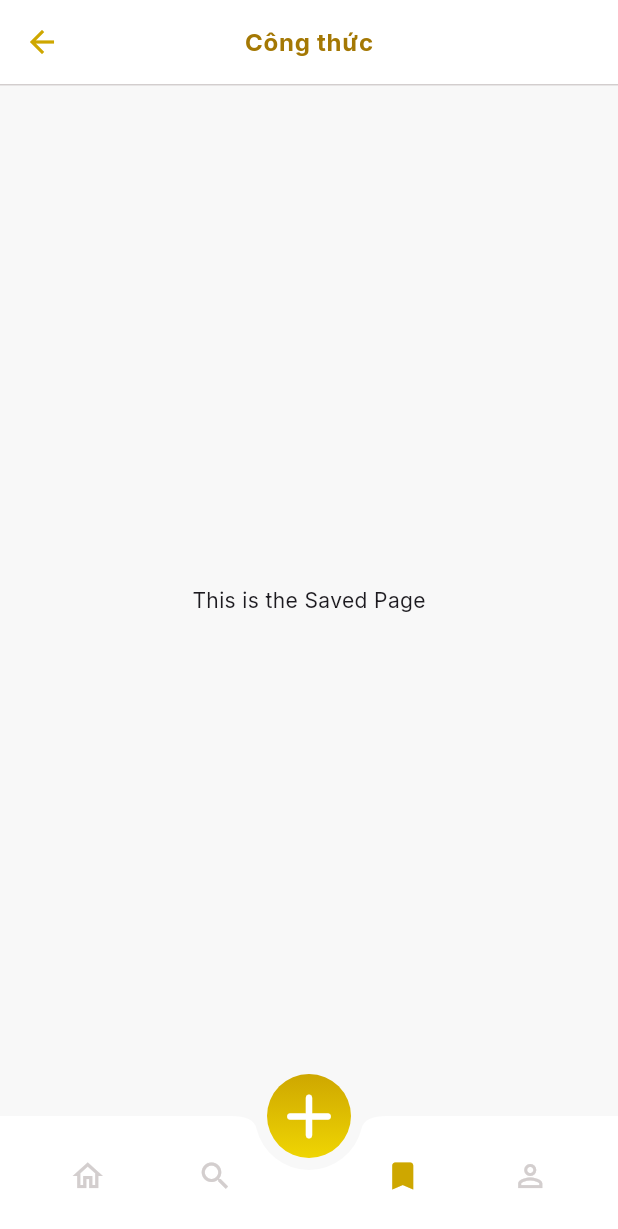
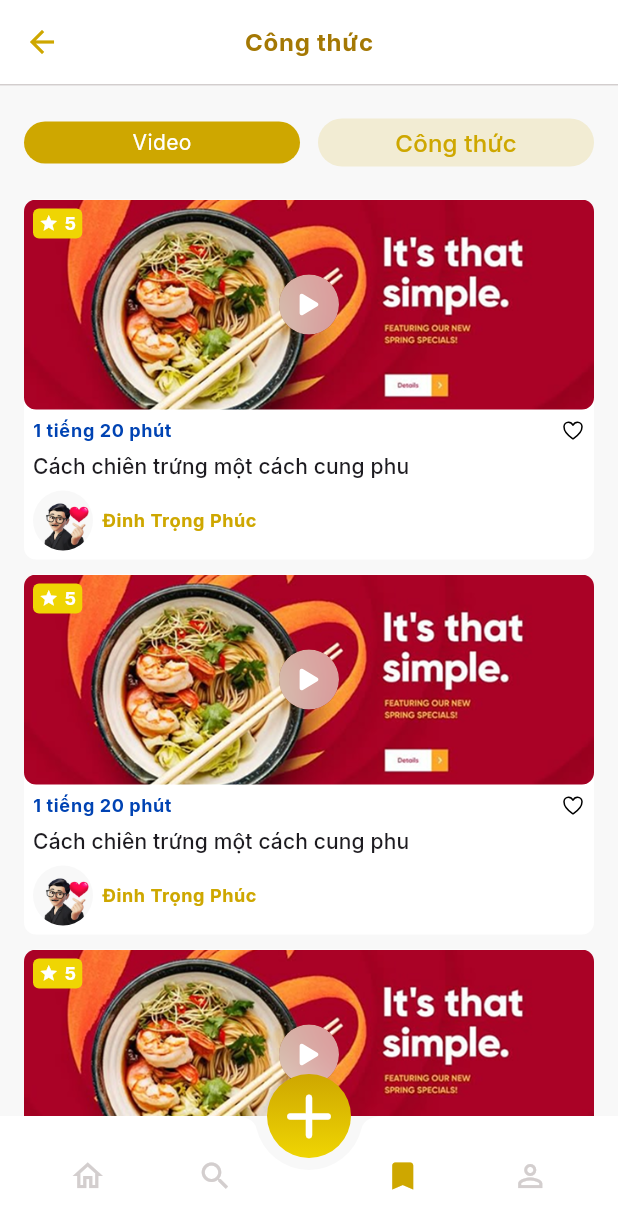
Before and after one commit to danhdelrey/recipe_app, a Flutter app: the SavedPage screen opened by its route, on a phone screen of 412 x 824 dp. Shown: the top 1229 px of the screen. Run offline on Flutter 3.47's test engine with Material 3 defaults, Android fonts, the phone set to English and light mode, and no system bars; our stand-ins replace get_it, go_router, google_fonts, injectable, ionicons.

Commit message:
Refactor LocalRecipeCard and update SavedPage UI
LocalRecipeCard is refactored to remove the context parameter and add customizable image, width, and height properties. SavedPage now displays a list of LocalRecipeCard widgets with improved UI, replacing the previous placeholder text. Also, the filter bottom sheet close button now pops the navigation stack.

```diff
--- a/lib/presentation/features/home/pages/home_page.dart
+++ b/lib/presentation/features/home/pages/home_page.dart
@@ -77,7 +77,7 @@ class HomePage extends StatelessWidget {
             itemCount: 10,
             padding: const EdgeInsets.symmetric(horizontal: 16),
             itemBuilder: (context, index) {
-              return LocalRecipeCard(context: context);
+              return LocalRecipeCard();
             },
             separatorBuilder: (context, index) => const SizedBox(width: 16),
           ),
--- a/lib/presentation/features/home/widgets/local_recipe_card.dart
+++ b/lib/presentation/features/home/widgets/local_recipe_card.dart
@@ -7,10 +7,14 @@ import 'package:recipe_app/core/theme/app_colors.dart';
 class LocalRecipeCard extends StatelessWidget {
   const LocalRecipeCard({
     super.key,
-    required this.context,
+    this.imageAsset = 'assets/images/image1.png',
+    this.width = 250,
+    this.imageHeight,
   });
 
-  final BuildContext context;
+  final String imageAsset;
+  final double width;
+  final double? imageHeight;
 
   @override
   Widget build(BuildContext context) {
@@ -24,7 +28,7 @@ class LocalRecipeCard extends StatelessWidget {
           color: Colors.white,
           borderRadius: BorderRadius.circular(8.0),
         ),
-        width: 250,
+        width: width,
         child: Column(
           crossAxisAlignment: CrossAxisAlignment.start,
           children: [
@@ -33,8 +37,10 @@ class LocalRecipeCard extends StatelessWidget {
                 ClipRRect(
                   borderRadius: BorderRadius.circular(8.0),
                   child: Image.asset(
-                    'assets/images/image1.png',
+                    imageAsset,
                     fit: BoxFit.cover,
+                    height: imageHeight,
+                    width: width,
                   ),
                 ),
 
--- a/lib/presentation/features/saved/pages/saved_page.dart
+++ b/lib/presentation/features/saved/pages/saved_page.dart
@@ -1,5 +1,6 @@
 import 'package:flutter/material.dart';
 import 'package:recipe_app/core/theme/app_colors.dart';
+import 'package:recipe_app/presentation/features/home/widgets/local_recipe_card.dart';
 
 class SavedPage extends StatelessWidget {
   const SavedPage({super.key});
@@ -31,7 +32,74 @@ class SavedPage extends StatelessWidget {
           ),
         ),
       ),
-      body: const Center(child: Text('This is the Saved Page')),
+      body: ListView(
+        padding: const EdgeInsets.symmetric(horizontal: 16.0, vertical: 10.0),
+        children: [
+          Padding(
+            padding: const EdgeInsets.symmetric(vertical: 12.0),
+            child: Row(
+              children: [
+                Expanded(
+                  child: InkWell(
+                    onTap: () {},
+                    borderRadius: BorderRadius.circular(1000),
+                    child: Container(
+                      padding: const EdgeInsets.symmetric(vertical: 4),
+                      decoration: BoxDecoration(
+                        color: Theme.of(context).colorScheme.primary,
+                        borderRadius: BorderRadius.circular(1000),
+                      ),
+                      child: Center(
+                        child: Text(
+                          "Video",
+                          style: Theme.of(
+                            context,
+                          ).textTheme.bodyMedium?.copyWith(color: Colors.white),
+                          maxLines: 1,
+                          overflow: TextOverflow.ellipsis,
+                        ),
+                      ),
+                    ),
+                  ),
+                ),
+                SizedBox(width: 12),
+
+                Expanded(
+                  child: InkWell(
+                    onTap: () {},
+                    borderRadius: BorderRadius.circular(10),
+                    child: Container(
+                      padding: const EdgeInsets.symmetric(vertical: 4),
+                      decoration: BoxDecoration(
+                        borderRadius: BorderRadius.circular(1000),
+                        color: MiscellaneousColors.tinted.withValues(
+                          alpha: 0.15,
+                        ),
+                      ),
+                      child: Center(
+                        child: Text(
+                          "Công thức",
+                          style: Theme.of(context).textTheme.titleMedium
+                              ?.copyWith(
+                                color: Theme.of(context).colorScheme.primary,
+                              ),
+                        ),
+                      ),
+                    ),
+                  ),
+                ),
+              ],
+            ),
+          ),
+          SizedBox(height: 10),
+          LocalRecipeCard(width: double.infinity, imageHeight: 140),
+          SizedBox(height: 10),
+          LocalRecipeCard(width: double.infinity, imageHeight: 140),
+          SizedBox(height: 10),
+          LocalRecipeCard(width: double.infinity, imageHeight: 140),
+          SizedBox(height: 50),
+        ],
+      ),
     );
   }
 }
--- a/lib/presentation/features/search/widgets/filter_bottom_sheet.dart
+++ b/lib/presentation/features/search/widgets/filter_bottom_sheet.dart
@@ -40,7 +40,9 @@ class _FilterBottomSheetState extends State<FilterBottomSheet> {
               ),
             ),
             InkWell(
-              onTap: () {},
+              onTap: () {
+                Navigator.pop(context);
+              },
               borderRadius: BorderRadius.circular(1000),
               child: Icon(Icons.close, size: 30),
             ),
```
